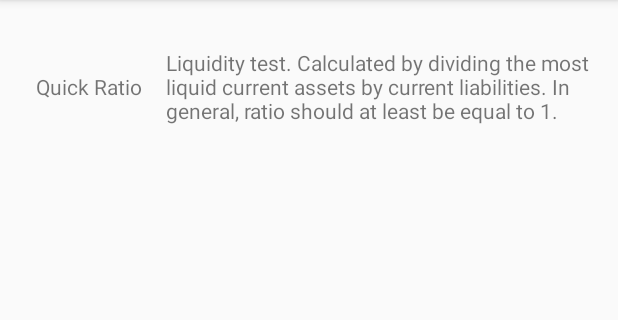
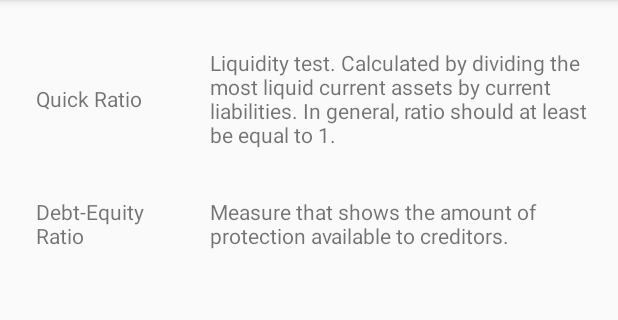
Before and after one commit to alexandrebobkov/activcount002, an Android app: the fragment RatiosFragment shown on its own in the app's theme, on a phone screen of 412 x 824 dp, the part 84-404 px from its top. Run offline under Robolectric (Android 15) with nearby library versions, the phone set to English and light mode, and no system bars.

Commit message:
definitions

```diff
--- a/app/src/main/res/layout/fragment_ratios.xml
+++ b/app/src/main/res/layout/fragment_ratios.xml
@@ -7,14 +7,13 @@
 
     <TextView
         android:id="@+id/text_ratio_quick_name"
-        android:layout_width="wrap_content"
+        android:layout_width="100dp"
         android:layout_height="wrap_content"
         android:layout_marginStart="24dp"
         android:text="@string/ratio_quick"
         app:layout_constraintBottom_toBottomOf="@+id/text_ratio_quick_def"
         app:layout_constraintStart_toStartOf="parent"
         app:layout_constraintTop_toTopOf="@+id/text_ratio_quick_def" />
-
     <TextView
         android:id="@+id/text_ratio_quick_def"
         android:layout_width="0dp"
@@ -27,4 +26,28 @@
         app:layout_constraintEnd_toEndOf="parent"
         app:layout_constraintStart_toEndOf="@+id/text_ratio_quick_name"
         app:layout_constraintTop_toTopOf="parent" />
+
+    <TextView
+        android:id="@+id/text_debt_equity_ratio_name"
+        android:layout_width="100dp"
+        android:layout_height="wrap_content"
+        android:layout_marginStart="24dp"
+        android:layout_marginTop="32dp"
+        android:text="@string/ratio_debt_equity"
+        app:layout_constraintStart_toStartOf="parent"
+        app:layout_constraintTop_toBottomOf="@+id/text_ratio_quick_def" />
+
+    <TextView
+        android:id="@+id/text_ratio_debt_equity_def"
+        android:layout_width="0dp"
+        android:layout_height="wrap_content"
+        android:layout_marginStart="16dp"
+        android:layout_marginLeft="16dp"
+        android:layout_marginTop="32dp"
+        android:layout_marginEnd="8dp"
+        android:width="@dimen/activity_horizontal_margin"
+        android:text="@string/ratio_debt_equity_def"
+        app:layout_constraintEnd_toEndOf="parent"
+        app:layout_constraintStart_toEndOf="@+id/text_debt_equity_ratio_name"
+        app:layout_constraintTop_toBottomOf="@+id/text_ratio_quick_def" />
 </androidx.constraintlayout.widget.ConstraintLayout>
--- /dev/null
+++ b/app/src/main/res/values/definitions/def_strings.xml
@@ -0,0 +1,3 @@
+<resources>
+	<string name="def_ratio_quick">Liquidity test. Calculated by dividing the most liquid current assets by current liabilities. In general, ratio should at least be equal to 1.</string>
+</resources>
--- a/app/src/main/res/values/strings.xml
+++ b/app/src/main/res/values/strings.xml
@@ -44,6 +44,9 @@
     <string name="ratio_quick">Quick Ratio</string>
     <string name="ratio_quick_def">Liquidity test. Calculated by dividing the most liquid current assets by current liabilities. In general, ratio should at least be equal to 1.</string>
 
+    <string name="ratio_debt_equity">Debt-Equity Ratio</string>
+    <string name="ratio_debt_equity_def">Measure that shows the amount of protection available to creditors.</string>
+
     <string name="data_cash">Cash and Deposits</string>
     <string name="data_inventory">Supplies and Inventory</string>
     <string name="data_total_assets">TOTAL ASSETS</string>
--- a/build.gradle
+++ b/build.gradle
@@ -7,7 +7,7 @@ buildscript {
 
     }
     dependencies {
-        classpath 'com.android.tools.build:gradle:3.6.2'
+        classpath 'com.android.tools.build:gradle:3.6.3'
 
         // NOTE: Do not place your application dependencies here; they belong
         // in the individual module build.gradle files
```
Also changed, not shown: app/build.gradle (+7 -7 lines), 9 other files.
